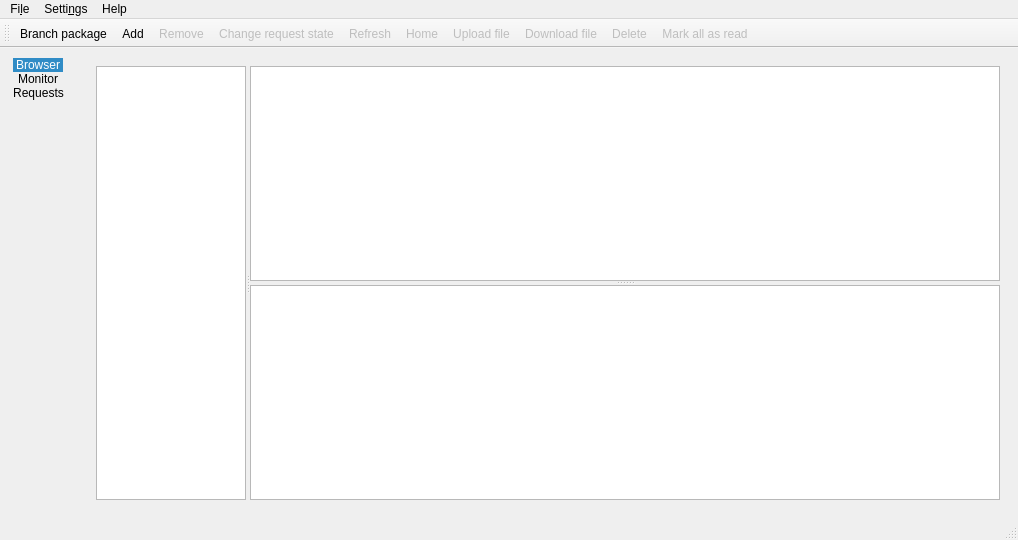
Qt form src/gui/mainwindow.ui (javierllorente/qactus) before a commit.
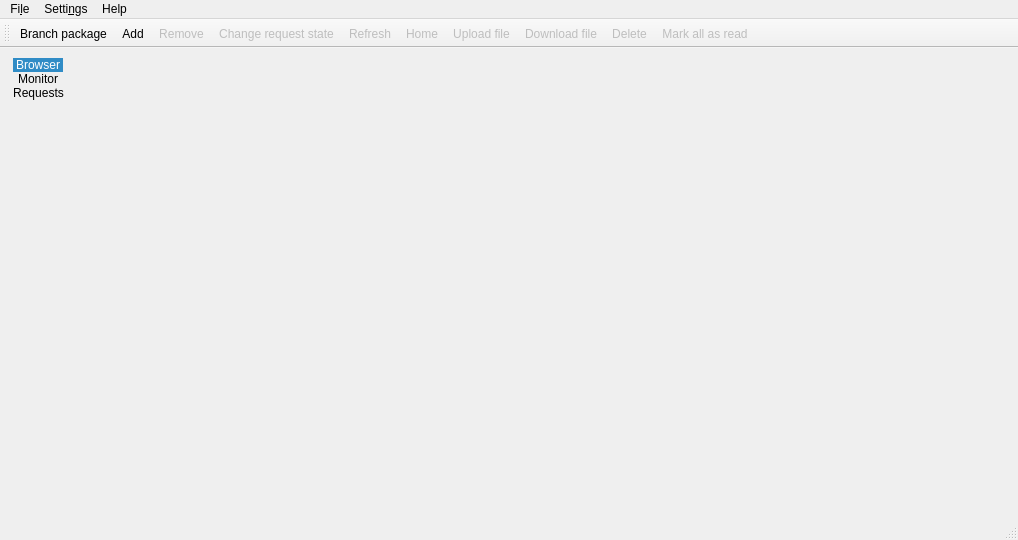
The same form after that commit. Icons and pictures are not drawn. Custom widgets are drawn as their Qt base class.

Commit message: Refactoring. New class: RequestBox

Diff of the .ui file:
```diff
--- a/src/gui/mainwindow.ui
+++ b/src/gui/mainwindow.ui
@@ -106,114 +106,6 @@
         <height>0</height>
        </size>
       </property>
-      <widget class="QWidget" name="requestsPage">
-       <layout class="QVBoxLayout" name="verticalLayout_3">
-        <item>
-         <widget class="QSplitter" name="splitter_2">
-          <property name="sizePolicy">
-           <sizepolicy hsizetype="Preferred" vsizetype="Preferred">
-            <horstretch>0</horstretch>
-            <verstretch>0</verstretch>
-           </sizepolicy>
-          </property>
-          <property name="orientation">
-           <enum>Qt::Horizontal</enum>
-          </property>
-          <widget class="RequestBoxTreeWidget" name="treeRequestBoxes">
-           <property name="sizePolicy">
-            <sizepolicy hsizetype="Maximum" vsizetype="Expanding">
-             <horstretch>1</horstretch>
-             <verstretch>0</verstretch>
-            </sizepolicy>
-           </property>
-           <property name="minimumSize">
-            <size>
-             <width>150</width>
-             <height>0</height>
-            </size>
-           </property>
-           <property name="maximumSize">
-            <size>
-             <width>16777215</width>
-             <height>16777215</height>
-            </size>
-           </property>
-           <property name="baseSize">
-            <size>
-             <width>0</width>
-             <height>0</height>
-            </size>
-           </property>
-           <attribute name="headerVisible">
-            <bool>false</bool>
-           </attribute>
-           <column>
-            <property name="text">
-             <string>New Column</string>
-            </property>
-           </column>
-          </widget>
-          <widget class="QSplitter" name="splitter">
-           <property name="sizePolicy">
-            <sizepolicy hsizetype="Expanding" vsizetype="Expanding">
-             <horstretch>5</horstretch>
-             <verstretch>0</verstretch>
-            </sizepolicy>
-           </property>
-           <property name="orientation">
-            <enum>Qt::Vertical</enum>
-           </property>
-           <widget class="RequestTreeWidget" name="treeRequests">
-            <property name="sizePolicy">
-             <sizepolicy hsizetype="Expanding" vsizetype="Expanding">
-              <horstretch>0</horstretch>
-              <verstretch>0</verstretch>
-             </sizepolicy>
-            </property>
-            <property name="frameShape">
-             <enum>QFrame::StyledPanel</enum>
-            </property>
-            <property name="frameShadow">
-             <enum>QFrame::Sunken</enum>
-            </property>
-            <property name="editTriggers">
-             <set>QAbstractItemView::NoEditTriggers</set>
-            </property>
-            <property name="showDropIndicator" stdset="0">
-             <bool>false</bool>
-            </property>
-            <property name="dragDropOverwriteMode">
-             <bool>false</bool>
-            </property>
-            <property name="alternatingRowColors">
-             <bool>true</bool>
-            </property>
-            <property name="selectionMode">
-             <enum>QAbstractItemView::SingleSelection</enum>
-            </property>
-            <property name="selectionBehavior">
-             <enum>QAbstractItemView::SelectRows</enum>
-            </property>
-            <property name="rootIsDecorated">
-             <bool>false</bool>
-            </property>
-            <property name="sortingEnabled">
-             <bool>true</bool>
-            </property>
-           </widget>
-           <widget class="QTextBrowser" name="textBrowser">
-            <property name="sizePolicy">
-             <sizepolicy hsizetype="Expanding" vsizetype="Expanding">
-              <horstretch>0</horstretch>
-              <verstretch>0</verstretch>
-             </sizepolicy>
-            </property>
-           </widget>
-          </widget>
-         </widget>
-        </item>
-       </layout>
-      </widget>
      </widget>
     </item>
    </layout>
@@ -476,16 +368,6 @@
   </action>
  </widget>
  <customwidgets>
-  <customwidget>
-   <class>RequestBoxTreeWidget</class>
-   <extends>QTreeWidget</extends>
-   <header>requestboxtreewidget.h</header>
-  </customwidget>
-  <customwidget>
-   <class>RequestTreeWidget</class>
-   <extends>QTreeView</extends>
-   <header location="global">requesttreewidget.h</header>
-  </customwidget>
   <customwidget>
    <class>IconBar</class>
    <extends>QListWidget</extends>
```
The commit also changes 6 other files.
